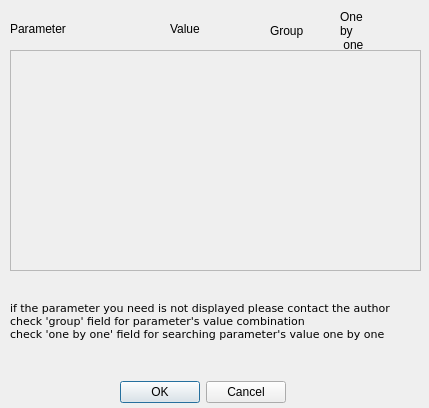
Before: the Qt Designer form param.ui in Ol333/dipl, drawn with Qt 5.
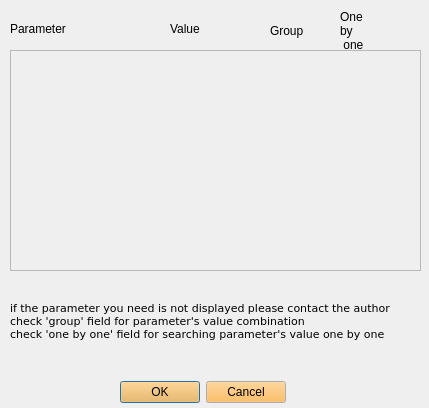
After: the same form once the commit is applied.

Patch:
```diff
--- a/param.ui
+++ b/param.ui
@@ -71,6 +71,43 @@
      <height>25</height>
     </rect>
    </property>
+   <property name="palette">
+    <palette>
+     <active>
+      <colorrole role="Button">
+       <brush brushstyle="SolidPattern">
+        <color alpha="255">
+         <red>252</red>
+         <green>175</green>
+         <blue>62</blue>
+        </color>
+       </brush>
+      </colorrole>
+     </active>
+     <inactive>
+      <colorrole role="Button">
+       <brush brushstyle="SolidPattern">
+        <color alpha="255">
+         <red>252</red>
+         <green>175</green>
+         <blue>62</blue>
+        </color>
+       </brush>
+      </colorrole>
+     </inactive>
+     <disabled>
+      <colorrole role="Button">
+       <brush brushstyle="SolidPattern">
+        <color alpha="255">
+         <red>252</red>
+         <green>175</green>
+         <blue>62</blue>
+        </color>
+       </brush>
+      </colorrole>
+     </disabled>
+    </palette>
+   </property>
    <property name="standardButtons">
     <set>QDialogButtonBox::Cancel|QDialogButtonBox::Ok</set>
    </property>
```
